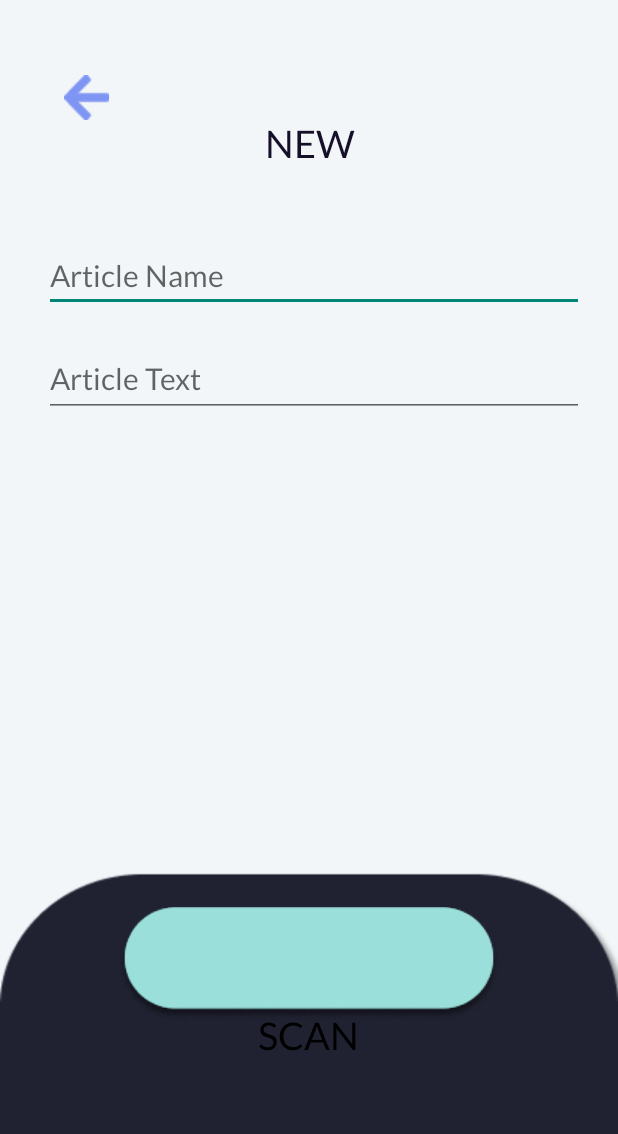
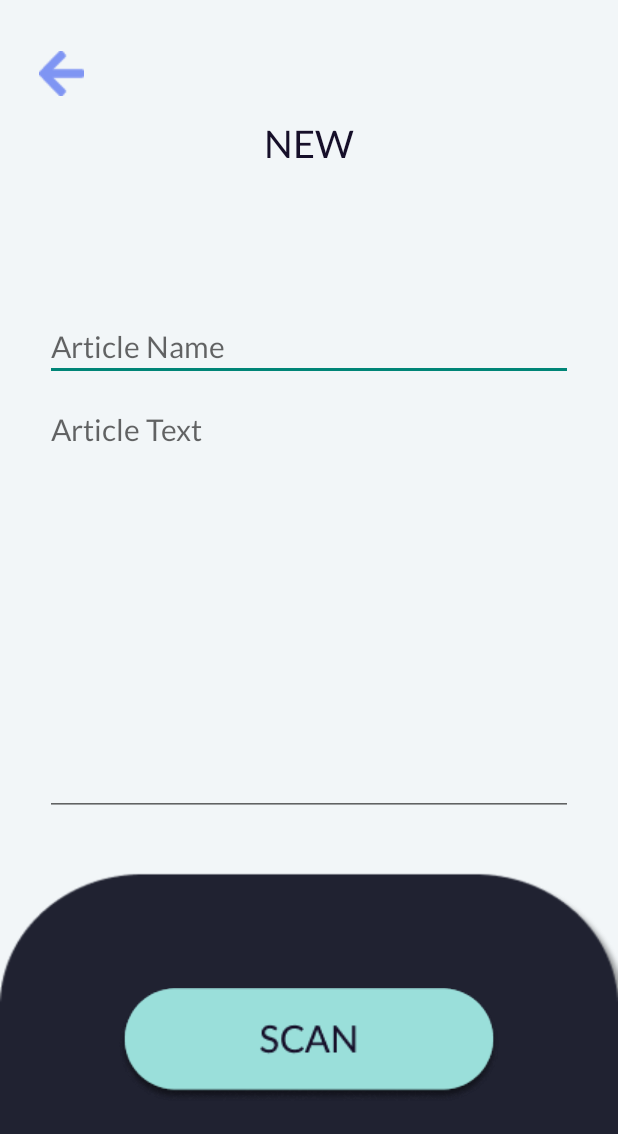
Before and after one commit to YouDontSayIt-dev/Investor-Article-Summarization-Program, an Android app: the addArticle screen opened directly, with no data from a screen before it, on a phone screen of 412 x 824 dp. Shown: the top 1134 px of the screen. Run offline under Robolectric (Android 15) with nearby library versions, the phone set to English and light mode, and no system bars.

Commit message:
refactored add article activity and other texts

```diff
--- a/app/src/main/res/layout/activity_add_article.xml
+++ b/app/src/main/res/layout/activity_add_article.xml
@@ -1,5 +1,5 @@
 <?xml version="1.0" encoding="utf-8"?>
-<androidx.constraintlayout.widget.ConstraintLayout xmlns:android="http://schemas.android.com/apk/res/android"
+<RelativeLayout xmlns:android="http://schemas.android.com/apk/res/android"
     xmlns:app="http://schemas.android.com/apk/res-auto"
     xmlns:tools="http://schemas.android.com/tools"
     android:id="@+id/textViewNew"
@@ -8,33 +8,22 @@
     android:background="@drawable/add_background"
     tools:context=".addArticle">
 
-    <ImageButton
-        android:id="@+id/btn_return"
-        android:layout_width="wrap_content"
-        android:layout_height="wrap_content"
-        android:layout_marginStart="31dp"
-        android:layout_marginTop="50dp"
-        android:layout_marginEnd="311dp"
-        android:background="@drawable/return_btn"
-        android:contentDescription="returnBTN"
-        app:layout_constraintBottom_toBottomOf="parent"
-        app:layout_constraintEnd_toEndOf="parent"
-        app:layout_constraintHorizontal_bias="0.285"
-        app:layout_constraintStart_toStartOf="parent"
-        app:layout_constraintTop_toTopOf="parent"
-        app:layout_constraintVertical_bias="0.0"
-        app:srcCompat="@drawable/return_btn" />
-
     <TextView
         android:id="@+id/textViewNEW"
         android:layout_width="wrap_content"
         android:layout_height="wrap_content"
+        android:layout_alignParentStart="true"
+        android:layout_alignParentTop="true"
+        android:layout_alignParentEnd="true"
+        android:layout_alignParentBottom="true"
         android:layout_marginStart="125dp"
         android:layout_marginTop="80dp"
-        android:layout_marginEnd="124dp"
+        android:layout_marginEnd="125dp"
+        android:layout_marginBottom="620dp"
         android:contentDescription="NEW"
         android:fontFamily="@font/lato_regular"
         android:text="NEW"
+        android:textAlignment="center"
         android:textColor="@color/button_text"
         android:textSize="25dp"
         app:layout_constraintEnd_toEndOf="parent"
@@ -43,65 +32,52 @@
         tools:text="NEW" />
 
     <ImageButton
+        android:id="@+id/btn_return"
+        android:layout_width="wrap_content"
+        android:layout_height="wrap_content"
+        android:layout_alignParentStart="true"
+        android:layout_alignParentTop="true"
+        android:layout_marginStart="26dp"
+        android:layout_marginTop="34dp"
+        android:background="@drawable/return_btn"
+        app:srcCompat="@drawable/return_btn" />
+
+    <ImageButton
         android:id="@+id/btn_scan"
         android:layout_width="wrap_content"
         android:layout_height="wrap_content"
-        android:layout_marginStart="72dp"
-        android:layout_marginTop="600dp"
-        android:layout_marginEnd="73dp"
-        android:layout_marginBottom="128dp"
-        android:background="@drawable/add_btn"
-        android:contentDescription="btnSCAN"
-        app:layout_constraintBottom_toBottomOf="parent"
-        app:layout_constraintEnd_toEndOf="parent"
-        app:layout_constraintHorizontal_bias="0.538"
-        app:layout_constraintStart_toStartOf="parent"
-        app:layout_constraintTop_toTopOf="parent"
-        app:layout_constraintVertical_bias="0.24"
-        app:srcCompat="@drawable/add_btn" />
+        android:layout_alignParentBottom="true"
+        android:layout_centerHorizontal="true"
+        android:layout_marginBottom="89dp"
+        android:background="@drawable/scan_btn"
+        app:srcCompat="@drawable/scan_btn" />
 
-    <TextView
-        android:id="@+id/btn_scan_text"
+    <EditText
+        android:id="@+id/articleName"
         android:layout_width="wrap_content"
         android:layout_height="wrap_content"
-        android:layout_marginStart="122dp"
-        android:layout_marginEnd="123dp"
-        android:layout_marginBottom="118dp"
+        android:layout_alignParentStart="true"
+        android:layout_alignParentEnd="true"
+        android:layout_alignParentBottom="true"
+        android:layout_marginStart="30dp"
+        android:layout_marginEnd="30dp"
+        android:layout_marginBottom="570dp"
+        android:ems="10"
         android:fontFamily="@font/lato_regular"
-        android:text="SCAN"
+        android:hint="Article Name"
+        android:inputType="textPersonName"
         android:textColor="@color/black"
-        android:textSize="25dp"
-        app:layout_constraintBottom_toBottomOf="parent"
-        app:layout_constraintEnd_toEndOf="parent"
-        app:layout_constraintHorizontal_bias="0.504"
-        app:layout_constraintStart_toStartOf="parent"
-        app:layout_constraintTop_toTopOf="parent"
-        app:layout_constraintVertical_bias="1.0" />
+        android:textSize="20dp" />
 
     <EditText
-        android:id="@+id/editTextArticleName"
-        android:layout_width="360dp"
-        android:layout_height="48dp"
+        android:id="@+id/multiLineArticleText"
+        android:layout_width="wrap_content"
+        android:layout_height="280dp"
+        android:layout_below="@+id/articleName"
+        android:layout_alignParentStart="true"
+        android:layout_alignParentEnd="true"
         android:layout_marginStart="30dp"
-        android:layout_marginTop="160dp"
-        android:layout_marginEnd="30dp"
-        android:ems="10"
-        android:fontFamily="@font/lato_regular"
-        android:textColor="@color/black"
-        android:textSize="20dp"
-        android:hint="Article Name"
-        android:inputType="textPersonName"
-        app:layout_constraintEnd_toEndOf="parent"
-        app:layout_constraintHorizontal_bias="0.12"
-        app:layout_constraintStart_toStartOf="parent"
-        app:layout_constraintTop_toTopOf="parent" />
-
-    <EditText
-        android:id="@+id/editTextArticle"
-        android:layout_width="360dp"
-        android:layout_height="48dp"
-        android:layout_marginStart="30dp"
-        android:layout_marginTop="230dp"
+        android:layout_marginTop="-560dp"
         android:layout_marginEnd="30dp"
         android:ems="10"
         android:fontFamily="@font/lato_regular"
@@ -109,11 +85,6 @@
         android:hint="Article Text"
         android:inputType="textMultiLine"
         android:textColor="@color/black"
-        android:textSize="20dp"
-        app:layout_constraintEnd_toEndOf="parent"
-        app:layout_constraintHorizontal_bias="0.117"
-        app:layout_constraintStart_toStartOf="parent"
-        app:layout_constraintTop_toTopOf="parent" />
+        android:textSize="20dp" />
 
-
-</androidx.constraintlayout.widget.ConstraintLayout>
+</RelativeLayout>
--- a/app/src/main/res/layout/activity_login.xml
+++ b/app/src/main/res/layout/activity_login.xml
@@ -90,6 +90,7 @@
         android:fontFamily="@font/lato_regular"
         android:textSize="12dp"
         android:text="forgot password?"
+        android:textColor="@color/black"
         android:alpha="0.6" />
 
     <View
@@ -117,7 +118,8 @@
         android:textAlignment="center"
         android:fontFamily="@font/lato_regular"
         android:textSize="12dp"
-        android:text="OR" />
+        android:text="OR"
+        android:textColor="@color/black"/>
 
     <View
         android:layout_width="wrap_content"
@@ -138,18 +140,21 @@
         android:layout_alignParentStart="true"
         android:layout_alignParentTop="true"
         android:layout_alignParentEnd="true"
+        android:layout_alignParentBottom="true"
         android:layout_marginStart="80dp"
         android:layout_marginTop="570dp"
         android:layout_marginEnd="80dp"
+        android:layout_marginBottom="143dp"
+        android:fontFamily="@font/lato_regular"
+        android:text="SIGN IN WITH"
         android:textAlignment="center"
-        android:fontFamily="@font/lato_regular"
-        android:textSize="15dp"
-        android:text="SIGN IN WITH" />
+        android:textColor="@color/black"
+        android:textSize="15dp" />
 
     <ImageView
         android:id="@+id/reddit"
         android:layout_width="26sp"
-        android:layout_height="26sp"
+        android:layout_height="10sp"
         android:layout_alignParentStart="true"
         android:layout_alignParentTop="true"
         android:layout_alignParentEnd="true"
--- a/app/src/main/res/layout/activity_result.xml
+++ b/app/src/main/res/layout/activity_result.xml
@@ -289,7 +289,7 @@
         android:layout_marginStart="57dp"
         android:layout_marginTop="243dp"
         android:layout_marginEnd="237dp"
-        android:layout_marginBottom="441dp"
+        android:layout_marginBottom="435dp"
         android:fontFamily="@font/lato_regular"
         android:text="80%"
         android:textColor="#2D8B86"
--- a/app/src/main/res/layout/activity_signup.xml
+++ b/app/src/main/res/layout/activity_signup.xml
@@ -111,6 +111,7 @@
         android:layout_marginEnd="80dp"
         android:textAlignment="center"
         android:fontFamily="@font/lato_regular"
+        android:textColor="@color/black"
         android:textSize="12dp"
         android:text="By clicking on sign-up, you have agreed on the Terms and Conditions of Use" />
 
@@ -144,6 +145,7 @@
         android:textAlignment="center"
         android:fontFamily="@font/lato_regular"
         android:textSize="12dp"
+        android:textColor="@color/black"
         android:text="Already have an account? Log In" />
 
     <View
@@ -171,7 +173,8 @@
         android:textAlignment="center"
         android:fontFamily="@font/lato_regular"
         android:textSize="12dp"
-        android:text="OR" />
+        android:text="OR"
+        android:textColor="@color/black"/>
 
     <View
         android:layout_width="wrap_content"
@@ -192,13 +195,17 @@
         android:layout_alignParentStart="true"
         android:layout_alignParentTop="true"
         android:layout_alignParentEnd="true"
-        android:layout_marginStart="80dp"
+        android:layout_alignParentBottom="true"
+        android:layout_centerHorizontal="true"
+        android:layout_marginStart="81dp"
         android:layout_marginTop="620dp"
-        android:layout_marginEnd="80dp"
+        android:layout_marginEnd="79dp"
+        android:layout_marginBottom="93dp"
+        android:fontFamily="@font/lato_regular"
+        android:text="SIGN IN WITH"
         android:textAlignment="center"
-        android:fontFamily="@font/lato_regular"
-        android:textSize="15dp"
-        android:text="SIGN IN WITH" />
+        android:textColor="@color/black"
+        android:textSize="15dp" />
 
     <ImageView
         android:id="@+id/reddit"
--- a/app/src/main/res/layout/activity_welcome_screen.xml
+++ b/app/src/main/res/layout/activity_welcome_screen.xml
@@ -67,7 +67,8 @@
         android:layout_marginBottom="81dp"
         android:fontFamily="@font/lato_regular"
         android:text="SIGN UP WITH"
-        android:textColor="@color/button_text" />
+        android:textAlignment="center"
+        android:textColor="@color/black" />
 
     <ImageView
         android:id="@+id/reddit"
```
